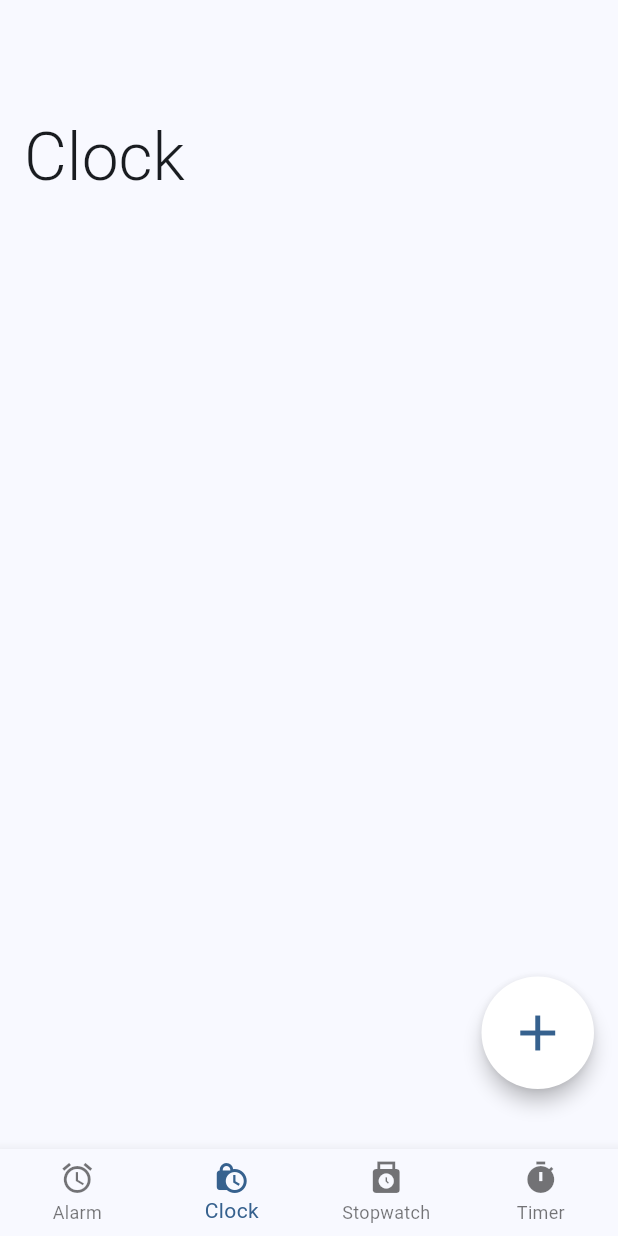
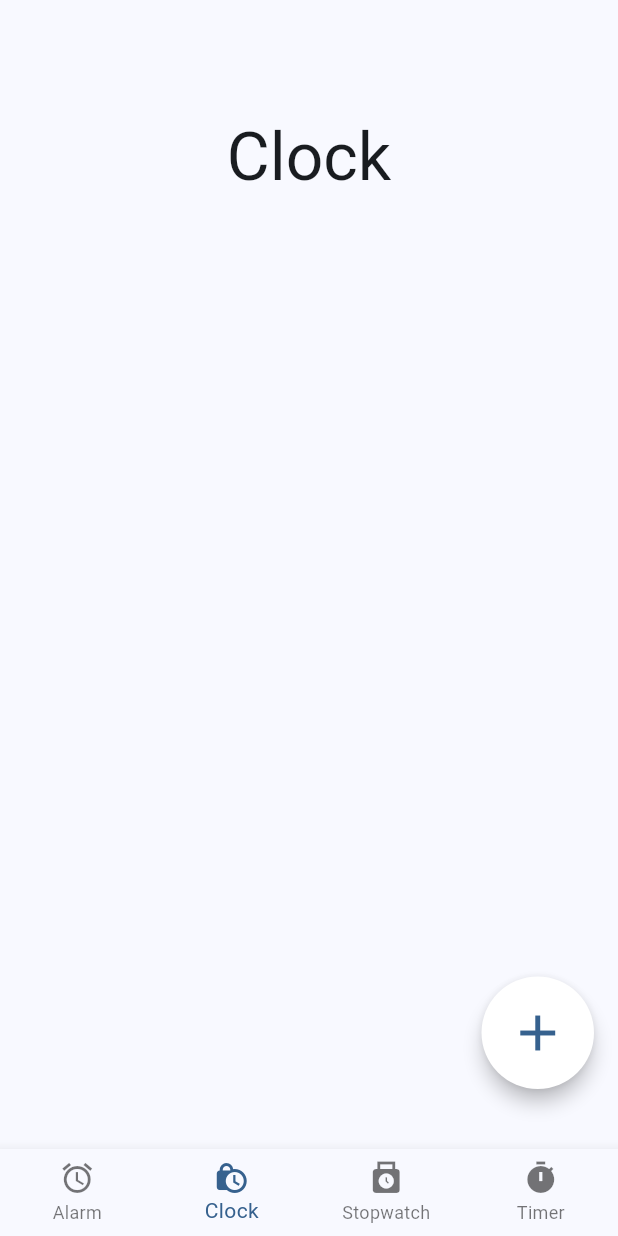
Before and after one commit to Miles-Vibar/clock_app, a Flutter app: the screen it shows after launch, item 2 of the bottom bar chosen, on a phone screen of 412 x 824 dp. Run offline on Flutter 3.47's test engine with Material 3 defaults, Android fonts, the phone set to English and light mode, and no system bars; our stand-ins replace equatable, flutter_bloc, go_router.

Commit message:
remove font weidht

```diff
--- a/lib/pages/clock_page.dart
+++ b/lib/pages/clock_page.dart
@@ -12,7 +12,6 @@ class ClockPage extends StatelessWidget {
       body: DefaultPageLayout(
         title: const Text(
           'Clock',
-          style: TextStyle(fontWeight: FontWeight.w300),
         ),
         children: [],
       ),
--- a/lib/pages/stopwatch_page.dart
+++ b/lib/pages/stopwatch_page.dart
@@ -84,7 +84,6 @@ class _StopwatchPageState extends State<StopwatchPage> {
           body: DefaultPageLayout(
             title: const Text(
               'Stopwatch',
-              style: TextStyle(fontWeight: FontWeight.w300),
             ),
             physics: const NeverScrollableScrollPhysics(),
             children: [
--- a/lib/pages/timer_page.dart
+++ b/lib/pages/timer_page.dart
@@ -10,7 +10,6 @@ class TimerPage extends StatelessWidget {
     return DefaultPageLayout(
       title: const Text(
         'Timer',
-        style: TextStyle(fontWeight: FontWeight.w300),
       ),
       children: [],
     );
--- a/lib/widgets/default_page_layout.dart
+++ b/lib/widgets/default_page_layout.dart
@@ -24,8 +24,8 @@ class DefaultPageLayout extends StatelessWidget {
           backgroundColor: Theme.of(context).colorScheme.inversePrimary,
           flexibleSpace: FlexibleSpaceBar(
             title: title,
+            centerTitle: true,
             titlePadding: const EdgeInsets.only(
-              left: 16.0,
               bottom: 16.0,
             ),
             expandedTitleScale: 2.0,
```
